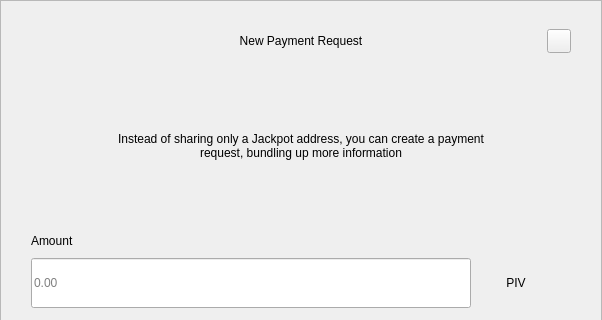
decenomy/DSW, file src/qt/pivx/forms/requestdialog.ui: the form before one commit; both pictures show x 0 to 602 and y 0 to 320 of the 602 by 607 pixel window.
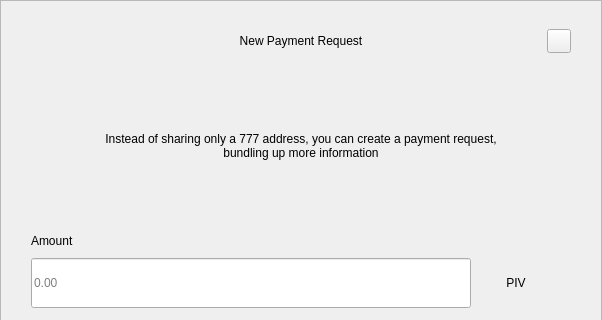
The form after the commit.

Commit message: Label Jackpot replaced by the ticker 777 where it should appear. Only changes in UI, still.

Diff of the .ui file:
```diff
--- a/src/qt/pivx/forms/requestdialog.ui
+++ b/src/qt/pivx/forms/requestdialog.ui
@@ -210,7 +210,7 @@
              </size>
             </property>
             <property name="text">
-             <string>Instead of sharing only a Jackpot address, you can create a payment request, bundling up more information</string>
+             <string>Instead of sharing only a 777 address, you can create a payment request, bundling up more information</string>
             </property>
             <property name="alignment">
              <set>Qt::AlignCenter</set>
```
The commit also changes 10 other files.
